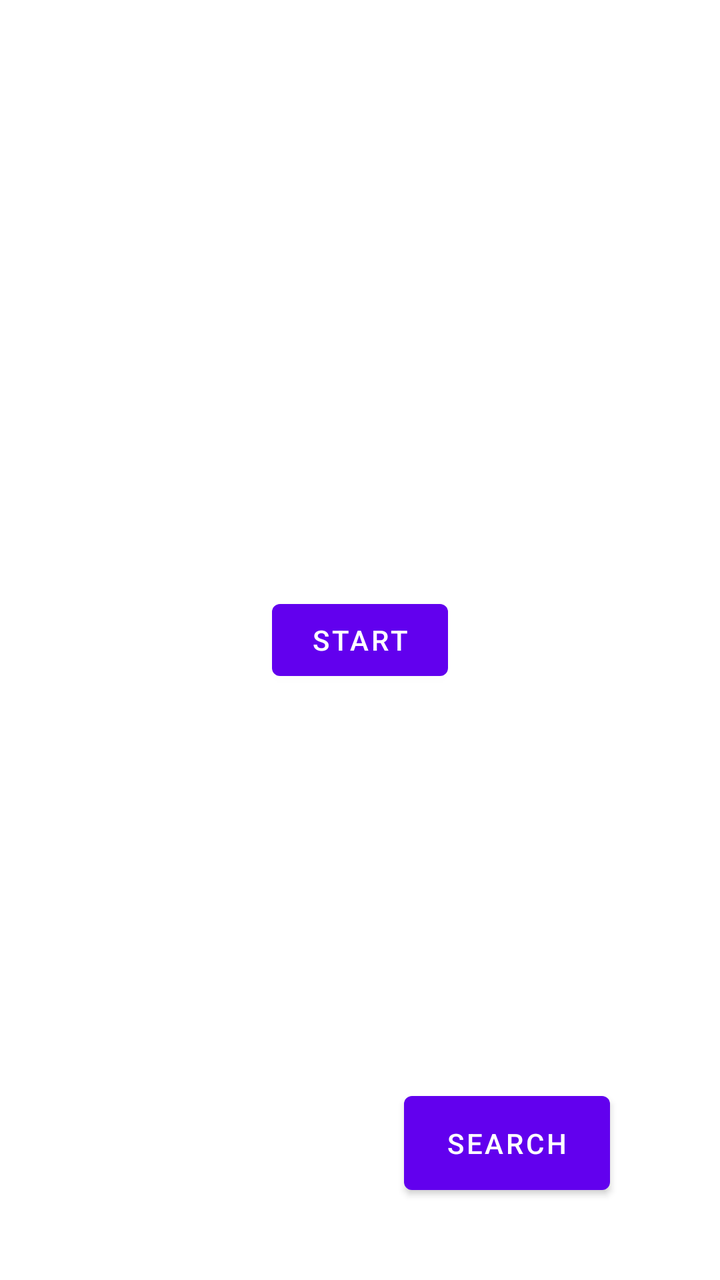
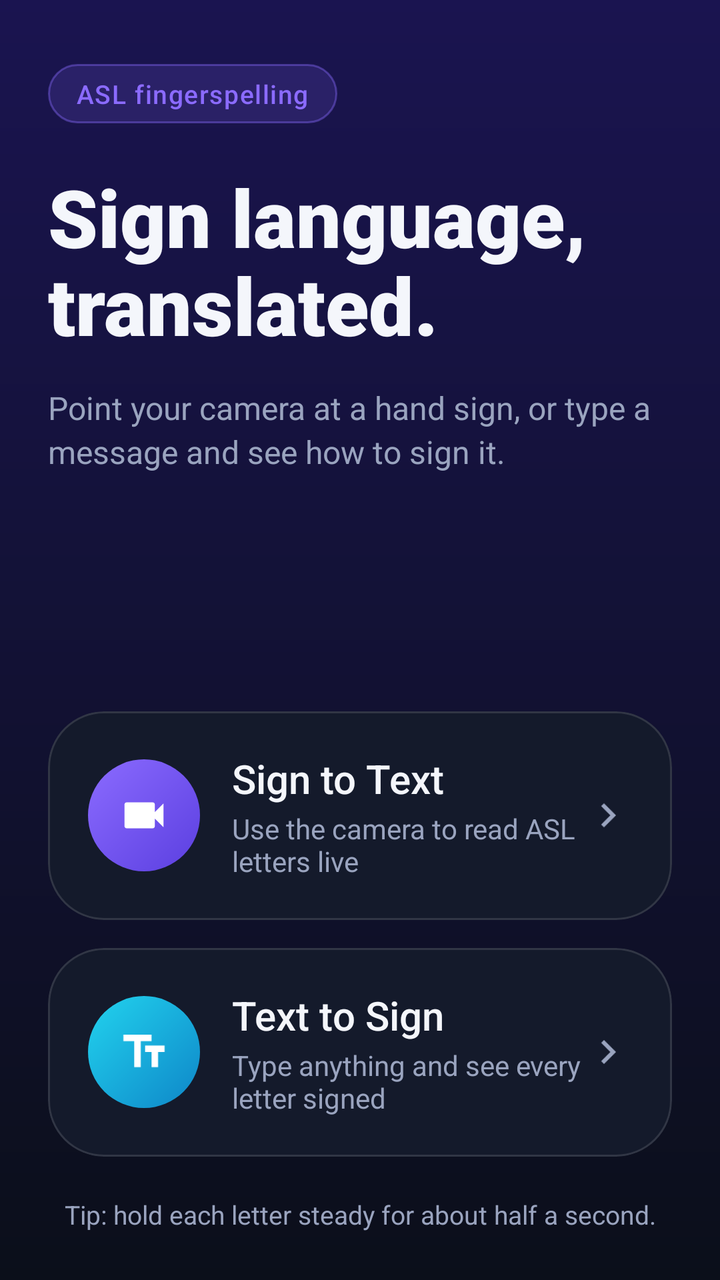

Screens rendered from an Android XML layout before and after an edit, with the pre-edit source and the edit as a unified diff.
<!-- AndroidManifest.xml: application theme Theme.SignLanguageTranslatorApp -->
<!-- res/layout/activity_main.xml -->
<?xml version="1.0" encoding="utf-8"?>

<androidx.constraintlayout.widget.ConstraintLayout xmlns:android="http://schemas.android.com/apk/res/android"
    xmlns:app="http://schemas.android.com/apk/res-auto"
    xmlns:tools="http://schemas.android.com/tools"
    android:layout_width="match_parent"
    android:layout_height="match_parent">

    <Button
        android:id="@+id/startBtn"
        android:layout_width="wrap_content"
        android:layout_height="wrap_content"
        android:text="@string/start"
        app:layout_constraintBottom_toBottomOf="parent"
        app:layout_constraintEnd_toEndOf="parent"
        app:layout_constraintStart_toStartOf="parent"
        app:layout_constraintTop_toTopOf="parent" />

    <Button
        android:id="@+id/SwitchToSearch"
        android:layout_width="103dp"
        android:layout_height="59dp"
        android:text="@string/search"
        app:layout_constraintBottom_toBottomOf="parent"
        app:layout_constraintEnd_toEndOf="parent"
        app:layout_constraintHorizontal_bias="0.786"
        app:layout_constraintStart_toStartOf="parent"
        app:layout_constraintTop_toBottomOf="@+id/startBtn"
        app:layout_constraintVertical_bias="0.836" />

</androidx.constraintlayout.widget.ConstraintLayout>
<!-- resources referenced by this layout -->
<resources>
  <string name="search">Search</string>
  <string name="start">Start</string>
  <style name="Theme.SignLanguageTranslatorApp" parent="Theme.MaterialComponents.DayNight.DarkActionBar">
          
          <item name="colorPrimary">@color/purple_500</item>
          <item name="colorPrimaryVariant">@color/purple_700</item>
          <item name="colorOnPrimary">@color/white</item>
          
          <item name="colorSecondary">@color/teal_200</item>
          <item name="colorSecondaryVariant">@color/teal_700</item>
          <item name="colorOnSecondary">@color/black</item>
          
          <item name="android:statusBarColor">?attr/colorPrimaryVariant</item>
          
      </style>
  <color name="purple_500">#FF6200EE</color>
  <color name="purple_700">#FF3700B3</color>
  <color name="teal_200">#FF03DAC5</color>
  <color name="teal_700">#FF018786</color>
  <!-- unchanged entries left out for length: 2 -->
</resources>

<!-- the commit's change to res/layout/activity_main.xml (unified diff, before → after) -->
@@ -1,31 +1,191 @@
 <?xml version="1.0" encoding="utf-8"?>
+<androidx.constraintlayout.widget.ConstraintLayout
+    xmlns:android="http://schemas.android.com/apk/res/android"
+    xmlns:app="http://schemas.android.com/apk/res-auto"
+    android:id="@+id/main"
+    android:layout_width="match_parent"
+    android:layout_height="match_parent"
+    android:background="@drawable/bg_home">
 
-<androidx.constraintlayout.widget.ConstraintLayout xmlns:android="http://schemas.android.com/apk/res/android"
-    xmlns:app="http://schemas.android.com/apk/res-auto"
-    xmlns:tools="http://schemas.android.com/tools"
-    android:layout_width="match_parent"
-    android:layout_height="match_parent">
+    <LinearLayout
+        android:layout_width="0dp"
+        android:layout_height="0dp"
+        android:orientation="vertical"
+        android:paddingStart="24dp"
+        android:paddingEnd="24dp"
+        android:paddingTop="32dp"
+        android:paddingBottom="24dp"
+        app:layout_constraintTop_toTopOf="parent"
+        app:layout_constraintBottom_toBottomOf="parent"
+        app:layout_constraintStart_toStartOf="parent"
+        app:layout_constraintEnd_toEndOf="parent">
 
-    <Button
-        android:id="@+id/startBtn"
-        android:layout_width="wrap_content"
-        android:layout_height="wrap_content"
-        android:text="@string/start"
-        app:layout_constraintBottom_toBottomOf="parent"
-        app:layout_constraintEnd_toEndOf="parent"
-        app:layout_constraintStart_toStartOf="parent"
-        app:layout_constraintTop_toTopOf="parent" />
+        <TextView
+            android:layout_width="wrap_content"
+            android:layout_height="wrap_content"
+            android:background="@drawable/bg_chip_soft"
+            android:paddingStart="14dp"
+            android:paddingEnd="14dp"
+            android:paddingTop="6dp"
+            android:paddingBottom="6dp"
+            android:text="@string/home_badge"
+            android:textColor="@color/primary"
+            android:textSize="13sp"
+            android:fontFamily="sans-serif-medium"
+            android:letterSpacing="0.04" />
 
-    <Button
-        android:id="@+id/SwitchToSearch"
-        android:layout_width="103dp"
-        android:layout_height="59dp"
-        android:text="@string/search"
-        app:layout_constraintBottom_toBottomOf="parent"
-        app:layout_constraintEnd_toEndOf="parent"
-        app:layout_constraintHorizontal_bias="0.786"
-        app:layout_constraintStart_toStartOf="parent"
-        app:layout_constraintTop_toBottomOf="@+id/startBtn"
-        app:layout_constraintVertical_bias="0.836" />
+        <TextView
+            android:layout_width="match_parent"
+            android:layout_height="wrap_content"
+            android:layout_marginTop="20dp"
+            android:text="@string/home_title"
+            android:textColor="@color/text_primary"
+            android:textSize="40sp"
+            android:lineSpacingMultiplier="0.95"
+            android:fontFamily="sans-serif-black" />
 
+        <TextView
+            android:layout_width="match_parent"
+            android:layout_height="wrap_content"
+            android:layout_marginTop="14dp"
+            android:text="@string/home_subtitle"
+            android:textColor="@color/text_secondary"
+            android:textSize="16sp"
+            android:lineSpacingMultiplier="1.15" />
+
+        <View
+            android:layout_width="match_parent"
+            android:layout_height="0dp"
+            android:layout_weight="1" />
+
+        
+        <com.google.android.material.card.MaterialCardView
+            android:id="@+id/cardCamera"
+            android:layout_width="match_parent"
+            android:layout_height="wrap_content"
+            android:clickable="true"
+            android:focusable="true"
+            app:cardBackgroundColor="@color/surface"
+            app:cardCornerRadius="28dp"
+            app:cardElevation="0dp"
+            app:strokeColor="@color/stroke_soft"
+            app:strokeWidth="1dp">
+
+            <LinearLayout
+                android:layout_width="match_parent"
+                android:layout_height="wrap_content"
+                android:gravity="center_vertical"
+                android:orientation="horizontal"
+                android:padding="20dp">
+
+                <ImageView
+                    android:layout_width="56dp"
+                    android:layout_height="56dp"
+                    android:background="@drawable/bg_icon_badge"
+                    android:importantForAccessibility="no"
+                    android:padding="15dp"
+                    app:srcCompat="@drawable/ic_videocam" />
+
+                <LinearLayout
+                    android:layout_width="0dp"
+                    android:layout_height="wrap_content"
+                    android:layout_marginStart="16dp"
+                    android:layout_weight="1"
+                    android:orientation="vertical">
+
+                    <TextView
+                        android:layout_width="wrap_content"
+                        android:layout_height="wrap_content"
+                        android:text="@string/home_sign_to_text"
+                        android:textColor="@color/text_primary"
+                        android:textSize="20sp"
+                        android:fontFamily="sans-serif-medium" />
+
+                    <TextView
+                        android:layout_width="wrap_content"
+                        android:layout_height="wrap_content"
+                        android:layout_marginTop="2dp"
+                        android:text="@string/home_sign_to_text_desc"
+                        android:textColor="@color/text_secondary"
+                        android:textSize="14sp" />
+                </LinearLayout>
+
+                <ImageView
+                    android:layout_width="24dp"
+                    android:layout_height="24dp"
+                    android:importantForAccessibility="no"
+                    app:srcCompat="@drawable/ic_chevron_right" />
+            </LinearLayout>
+        </com.google.android.material.card.MaterialCardView>
+
+        
+        <com.google.android.material.card.MaterialCardView
+            android:id="@+id/cardSearch"
+            android:layout_width="match_parent"
+            android:layout_height="wrap_content"
+            android:layout_marginTop="14dp"
+            android:clickable="true"
+            android:focusable="true"
+            app:cardBackgroundColor="@color/surface"
+            app:cardCornerRadius="28dp"
+            app:cardElevation="0dp"
+            app:strokeColor="@color/stroke_soft"
+            app:strokeWidth="1dp">
+
+            <LinearLayout
+                android:layout_width="match_parent"
+                android:layout_height="wrap_content"
+                android:gravity="center_vertical"
+                android:orientation="horizontal"
+                android:padding="20dp">
+
+                <ImageView
+                    android:layout_width="56dp"
+                    android:layout_height="56dp"
+                    android:background="@drawable/bg_icon_badge_alt"
+                    android:importantForAccessibility="no"
+                    android:padding="15dp"
+                    app:srcCompat="@drawable/ic_text_fields" />
+
+                <LinearLayout
+                    android:layout_width="0dp"
+                    android:layout_height="wrap_content"
+                    android:layout_marginStart="16dp"
+                    android:layout_weight="1"
+                    android:orientation="vertical">
+
+                    <TextView
+                        android:layout_width="wrap_content"
+                        android:layout_height="wrap_content"
+                        android:text="@string/home_text_to_sign"
+                        android:textColor="@color/text_primary"
+                        android:textSize="20sp"
+                        android:fontFamily="sans-serif-medium" />
+
+                    <TextView
+                        android:layout_width="wrap_content"
+                        android:layout_height="wrap_content"
+                        android:layout_marginTop="2dp"
+                        android:text="@string/home_text_to_sign_desc"
+                        android:textColor="@color/text_secondary"
+                        android:textSize="14sp" />
+                </LinearLayout>
+
+                <ImageView
+                    android:layout_width="24dp"
+                    android:layout_height="24dp"
+                    android:importantForAccessibility="no"
+                    app:srcCompat="@drawable/ic_chevron_right" />
+            </LinearLayout>
+        </com.google.android.material.card.MaterialCardView>
+
+        <TextView
+            android:layout_width="match_parent"
+            android:layout_height="wrap_content"
+            android:layout_marginTop="20dp"
+            android:gravity="center"
+            android:text="@string/home_tip"
+            android:textColor="@color/text_secondary"
+            android:textSize="13sp" />
+    </LinearLayout>
 </androidx.constraintlayout.widget.ConstraintLayout>
<!-- resource entries referenced after the edit -->
@@ -1,24 +1,93 @@
 <!-- resources referenced by this layout -->
 <resources>
-  <string name="search">Search</string>
-  <string name="start">Start</string>
-  <style name="Theme.SignLanguageTranslatorApp" parent="Theme.MaterialComponents.DayNight.DarkActionBar">
-          
-          <item name="colorPrimary">@color/purple_500</item>
-          <item name="colorPrimaryVariant">@color/purple_700</item>
+  <color name="primary">#FF8B6BFF</color>
+  <color name="stroke_soft">#1FFFFFFF</color>
+  <color name="surface">#FF141A2B</color>
+  <color name="text_primary">#FFF4F6FB</color>
+  <color name="text_secondary">#FF9AA4BF</color>
+  <!-- drawable bg_chip_soft (drawable) -->
+  <?xml version="1.0" encoding="utf-8"?>
+  <shape xmlns:android="http://schemas.android.com/apk/res/android" android:shape="rectangle">
+      <solid android:color="#268B6BFF" />
+      <stroke android:width="1dp" android:color="#668B6BFF" />
+      <corners android:radius="24dp" />
+  </shape>
+  <!-- drawable bg_home (drawable) -->
+  <?xml version="1.0" encoding="utf-8"?>
+  <shape xmlns:android="http://schemas.android.com/apk/res/android" android:shape="rectangle">
+      <gradient
+          android:angle="270"
+          android:startColor="@color/bg_top"
+          android:endColor="@color/bg" />
+  </shape>
+  <!-- drawable bg_icon_badge (drawable) -->
+  <?xml version="1.0" encoding="utf-8"?>
+  <shape xmlns:android="http://schemas.android.com/apk/res/android" android:shape="oval">
+      <gradient
+          android:angle="315"
+          android:startColor="@color/primary"
+          android:endColor="@color/primary_dark" />
+  </shape>
+  <!-- drawable bg_icon_badge_alt (drawable) -->
+  <?xml version="1.0" encoding="utf-8"?>
+  <shape xmlns:android="http://schemas.android.com/apk/res/android" android:shape="oval">
+      <gradient
+          android:angle="315"
+          android:startColor="#FF22D3EE"
+          android:endColor="#FF0E86C8" />
+  </shape>
+  <!-- drawable ic_chevron_right (drawable) -->
+  <vector xmlns:android="http://schemas.android.com/apk/res/android"
+      android:width="24dp" android:height="24dp"
+      android:viewportWidth="24" android:viewportHeight="24"
+      android:tint="#FF9AA4BF">
+      <path android:fillColor="#FFFFFFFF" android:pathData="M10,6L8.59,7.41 13.17,12l-4.58,4.59L10,18l6,-6z" />
+  </vector>
+  <!-- drawable ic_text_fields (drawable) -->
+  <vector xmlns:android="http://schemas.android.com/apk/res/android"
+      android:width="24dp" android:height="24dp"
+      android:viewportWidth="24" android:viewportHeight="24"
+      android:tint="#FFFFFFFF">
+      <path android:fillColor="#FFFFFFFF" android:pathData="M2.5,4v3h5v12h3V7h5V4h-13zM21.5,9h-9v3h3v7h3v-7h3V9z" />
+  </vector>
+  <!-- drawable ic_videocam (drawable) -->
+  <vector xmlns:android="http://schemas.android.com/apk/res/android"
+      android:width="24dp" android:height="24dp"
+      android:viewportWidth="24" android:viewportHeight="24"
+      android:tint="#FFFFFFFF">
+      <path android:fillColor="#FFFFFFFF" android:pathData="M17,10.5V7c0,-0.55 -0.45,-1 -1,-1H4c-0.55,0 -1,0.45 -1,1v10c0,0.55 0.45,1 1,1h12c0.55,0 1,-0.45 1,-1v-3.5l4,4v-11l-4,4z" />
+  </vector>
+  <string name="home_badge">ASL fingerspelling</string>
+  <string name="home_sign_to_text">Sign to Text</string>
+  <string name="home_sign_to_text_desc">Use the camera to read ASL letters live</string>
+  <string name="home_subtitle">Point your camera at a hand sign, or type a message and see how to sign it.</string>
+  <string name="home_text_to_sign">Text to Sign</string>
+  <string name="home_text_to_sign_desc">Type anything and see every letter signed</string>
+  <string name="home_tip">Tip: hold each letter steady for about half a second.</string>
+  <string name="home_title">Sign language,\ntranslated.</string>
+  <style name="Theme.SignLanguageTranslatorApp" parent="Theme.Material3.Dark.NoActionBar">
+          <item name="colorPrimary">@color/primary</item>
           <item name="colorOnPrimary">@color/white</item>
-          
-          <item name="colorSecondary">@color/teal_200</item>
-          <item name="colorSecondaryVariant">@color/teal_700</item>
+          <item name="colorPrimaryContainer">@color/primary_dark</item>
+          <item name="colorOnPrimaryContainer">@color/white</item>
+          <item name="colorSecondary">@color/accent</item>
           <item name="colorOnSecondary">@color/black</item>
-          
-          <item name="android:statusBarColor">?attr/colorPrimaryVariant</item>
-          
+          <item name="colorSurface">@color/surface</item>
+          <item name="colorOnSurface">@color/text_primary</item>
+          <item name="colorOnSurfaceVariant">@color/text_secondary</item>
+          <item name="colorOutline">@color/idle</item>
+          <item name="android:colorBackground">@color/bg</item>
+          <item name="android:windowBackground">@color/bg</item>
+          <item name="android:statusBarColor">@android:color/transparent</item>
+          <item name="android:navigationBarColor">@android:color/transparent</item>
+          <item name="android:textColorPrimary">@color/text_primary</item>
+          <item name="android:textColorSecondary">@color/text_secondary</item>
       </style>
-  <color name="purple_500">#FF6200EE</color>
-  <color name="purple_700">#FF3700B3</color>
-  <color name="teal_200">#FF03DAC5</color>
-  <color name="teal_700">#FF018786</color>
+  <color name="bg_top">#FF1A1450</color>
+  <color name="bg">#FF0B0F1A</color>
+  <color name="primary_dark">#FF5B3FE0</color>
+  <color name="accent">#FF22D3EE</color>
+  <color name="idle">#FF6B7595</color>
   <!-- unchanged entries left out for length: 2 -->
 </resources>
 
